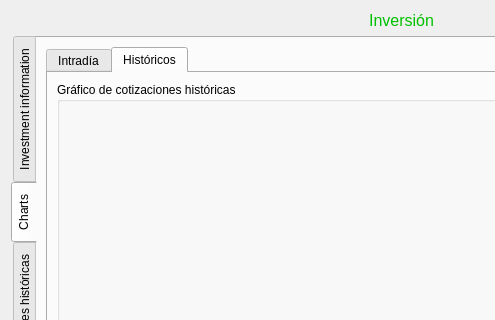
Qt form ui/frmAnalisis.ui (turulomio/xulpymoney) before a commit; both pictures show x 0 to 495 and y 0 to 320 of the 803 by 768 pixel window.
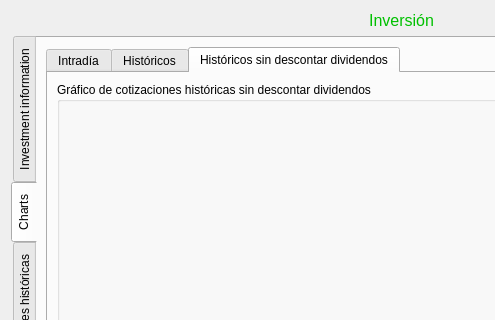
The same form after that commit. The open tabs and pages were chosen to show the change. Icons and pictures are not drawn. Custom widgets are drawn as their Qt base class.

The edit to the form file:
```diff
--- a/ui/frmAnalisis.ui
+++ b/ui/frmAnalisis.ui
@@ -697,6 +697,31 @@
              </item>
             </layout>
            </widget>
+           <widget class="QWidget" name="tab_4">
+            <attribute name="title">
+             <string>Históricos sin descontar dividendos</string>
+            </attribute>
+            <layout class="QHBoxLayout" name="horizontalLayout_41">
+             <item>
+              <widget class="QGroupBox" name="groupBox_8">
+               <property name="sizePolicy">
+                <sizepolicy hsizetype="Expanding" vsizetype="Preferred">
+                 <horstretch>0</horstretch>
+                 <verstretch>0</verstretch>
+                </sizepolicy>
+               </property>
+               <property name="title">
+                <string>Gráfico de cotizaciones históricas sin descontar dividendos</string>
+               </property>
+               <layout class="QVBoxLayout" name="verticalLayout_14">
+                <item>
+                 <layout class="QVBoxLayout" name="layHistoricalSD"/>
+                </item>
+               </layout>
+              </widget>
+             </item>
+            </layout>
+           </widget>
           </widget>
          </item>
         </layout>
```
Left out of the diff: 2 changed lines with no effect on the pictures.
